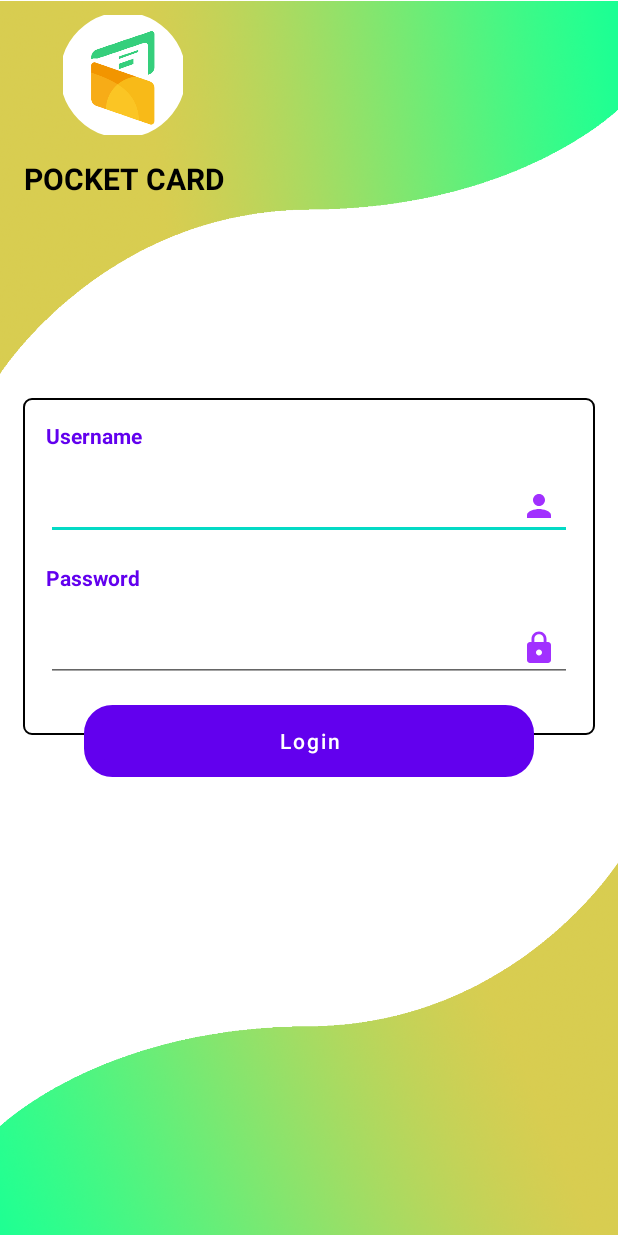
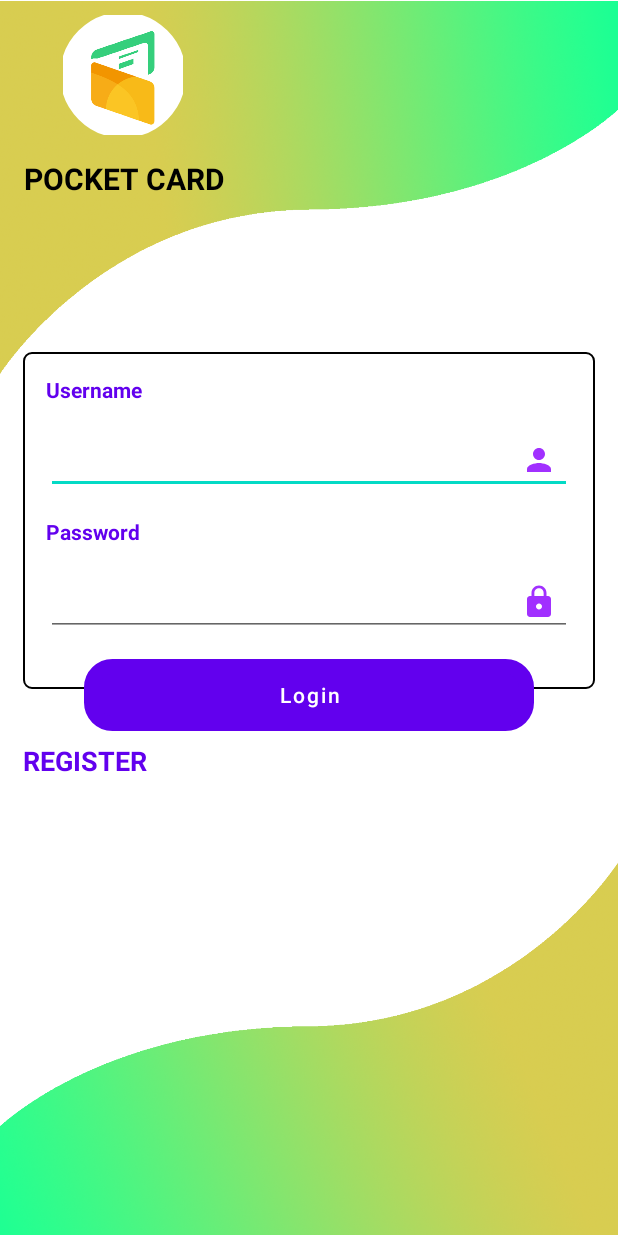
Before and after one commit to Mawserino/PocketCard, an Android app: the screen it shows after launch (MainActivity), on a phone screen of 412 x 824 dp. Run offline under Robolectric (Android 15) with nearby library versions, the light colour scheme and no system bars.

```diff
--- a/app/src/main/java/com/example/pocketcard/activities/MainActivity.java
+++ b/app/src/main/java/com/example/pocketcard/activities/MainActivity.java
@@ -7,12 +7,14 @@ import android.graphics.Color;
 import android.os.Bundle;
 import android.view.View;
 import android.widget.Button;
+import android.widget.TextView;
 
 import com.example.pocketcard.R;
 
 public class MainActivity extends AppCompatActivity {
 
     private Button login;
+    TextView register;
 
     @Override
     protected void onCreate(Bundle savedInstanceState) {
@@ -23,6 +25,7 @@ public class MainActivity extends AppCompatActivity {
             getSupportActionBar().hide();
         }
 
+        register = findViewById(R.id.register);
         login = findViewById(R.id.btLogin);
 
         login.setOnClickListener(new View.OnClickListener() {
@@ -32,4 +35,8 @@ public class MainActivity extends AppCompatActivity {
             }
         });
     }
+
+    public void register(View view){
+        startActivity(new Intent(MainActivity.this,Register.class));
+    }
 }
--- a/app/src/main/java/com/example/pocketcard/activities/Register.java
+++ b/app/src/main/java/com/example/pocketcard/activities/Register.java
@@ -1,14 +1,27 @@
 package com.example.pocketcard.activities;
 
+import androidx.annotation.NonNull;
+import androidx.appcompat.app.ActionBarDrawerToggle;
 import androidx.appcompat.app.AppCompatActivity;
+import androidx.drawerlayout.widget.DrawerLayout;
+
 import com.example.pocketcard.R;
+import com.google.android.material.navigation.NavigationView;
+
 import android.os.Bundle;
+import android.view.MenuItem;
 
 public class Register extends AppCompatActivity {
+
 
     @Override
     protected void onCreate(Bundle savedInstanceState) {
         super.onCreate(savedInstanceState);
         setContentView(R.layout.activity_register);
+
+        if (getSupportActionBar() != null) {
+            getSupportActionBar().hide();
+        }
+
     }
 }
--- a/app/src/main/res/layout/activity_main.xml
+++ b/app/src/main/res/layout/activity_main.xml
@@ -59,7 +59,9 @@
         android:id="@+id/rl_loginpage"
         android:layout_width="match_parent"
         android:layout_height="wrap_content"
-        android:layout_margin="15dp"
+        android:layout_marginTop="-15dp"
+        android:layout_marginLeft="15dp"
+        android:layout_marginRight="15dp"
         android:background="@drawable/backgroundlogin"
         android:orientation="vertical"
         app:layout_constraintTop_toBottomOf="@+id/iv_header"
@@ -135,6 +137,29 @@
 
     </RelativeLayout>
 
+    <RelativeLayout
+        android:layout_width="match_parent"
+        android:layout_height="wrap_content"
+        android:layout_marginTop="35dp"
+        android:layout_marginLeft="15dp"
+        app:layout_constraintTop_toBottomOf="@id/rl_loginpage"
+        app:layout_constraintStart_toStartOf="@id/rl_loginpage">
+
+        <TextView
+            android:id="@+id/register"
+            android:layout_width="wrap_content"
+            android:layout_height="wrap_content"
+            android:textColor="@color/purple_500"
+            android:text="REGISTER"
+            android:textSize="18dp"
+            android:textStyle="bold"
+            android:onClick="register"
+            android:clickable="true">
+
+        </TextView>
+
+    </RelativeLayout>
+
 
 
 </androidx.constraintlayout.widget.ConstraintLayout>
--- a/app/src/main/res/layout/activity_register.xml
+++ b/app/src/main/res/layout/activity_register.xml
@@ -6,4 +6,5 @@
     android:layout_height="match_parent"
     tools:context=".activities.Register">
 
+
 </androidx.constraintlayout.widget.ConstraintLayout>
```
